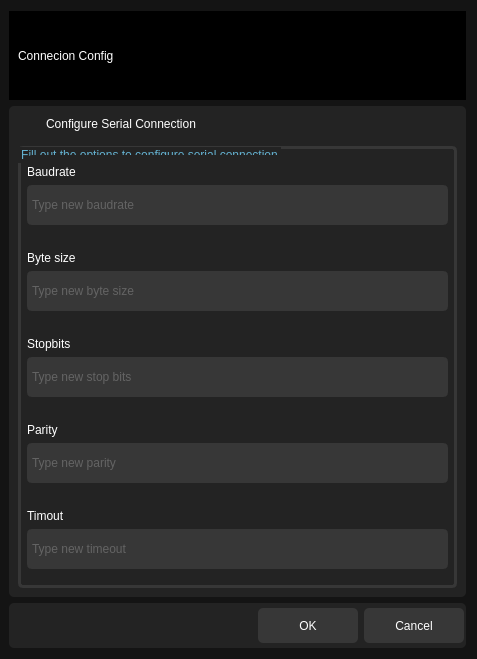
First picture: the form in src/ui/connection_info.ui, repository ligerr13/PE_Spectroradiometer, before the edit.
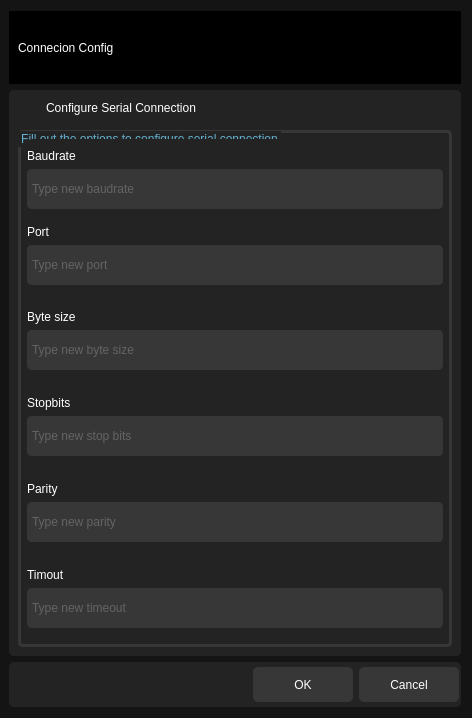
Second picture: the form after the edit. Icons and pictures are not drawn.

The edit to the form file:
```diff
--- a/src/ui/connection_info.ui
+++ b/src/ui/connection_info.ui
@@ -6,8 +6,8 @@
    <rect>
     <x>0</x>
     <y>0</y>
-    <width>477</width>
-    <height>659</height>
+    <width>472</width>
+    <height>718</height>
    </rect>
   </property>
   <property name="windowTitle">
@@ -123,7 +123,7 @@
          <string>Fill out the options to configure serial connection</string>
         </property>
         <layout class="QGridLayout" name="gridLayout">
-         <item row="4" column="0">
+         <item row="5" column="0">
           <widget class="QWidget" name="widget_7" native="true">
            <property name="maximumSize">
             <size>
@@ -198,156 +198,6 @@
            </layout>
           </widget>
          </item>
-         <item row="3" column="0">
-          <widget class="QWidget" name="widget_8" native="true">
-           <property name="maximumSize">
-            <size>
-             <width>16777215</width>
-             <height>90</height>
-            </size>
-           </property>
-           <property name="sizeIncrement">
-            <size>
-             <width>0</width>
-             <height>0</height>
-            </size>
-           </property>
-           <property name="styleSheet">
-            <string notr="true">color:white;
-border-radius: 5px;</string>
-           </property>
-           <layout class="QGridLayout" name="gridLayout_6">
-            <property name="leftMargin">
-             <number>0</number>
-            </property>
-            <property name="topMargin">
-             <number>10</number>
-            </property>
-            <property name="rightMargin">
-             <number>0</number>
-            </property>
-            <property name="bottomMargin">
-             <number>10</number>
-            </property>
-            <item row="0" column="0">
-             <widget class="QLabel" name="label_6">
-              <property name="maximumSize">
-               <size>
-                <width>16777215</width>
-                <height>20</height>
-               </size>
-              </property>
-              <property name="styleSheet">
-               <string notr="true">font: 600 11pt &quot;Segoe UI&quot;;
-color: rgb(255, 255, 255);
-border: 0px;</string>
-              </property>
-              <property name="frameShape">
-               <enum>QFrame::StyledPanel</enum>
-              </property>
-              <property name="text">
-               <string>Parity</string>
-              </property>
-             </widget>
-            </item>
-            <item row="1" column="0">
-             <widget class="QLineEdit" name="parityQLineEdit">
-              <property name="minimumSize">
-               <size>
-                <width>35</width>
-                <height>40</height>
-               </size>
-              </property>
-              <property name="styleSheet">
-               <string notr="true">border: 0px;
-		font: 700 10pt &quot;Segoe UI&quot;;
- 		background: rgb(55, 55, 55);
-		border :3px solid rgb(55, 55, 55);
-color: rgb(144, 144, 144)</string>
-              </property>
-              <property name="placeholderText">
-               <string>Type new parity</string>
-              </property>
-             </widget>
-            </item>
-           </layout>
-          </widget>
-         </item>
-         <item row="1" column="0">
-          <widget class="QWidget" name="widget_9" native="true">
-           <property name="maximumSize">
-            <size>
-             <width>16777215</width>
-             <height>90</height>
-            </size>
-           </property>
-           <property name="sizeIncrement">
-            <size>
-             <width>0</width>
-             <height>0</height>
-            </size>
-           </property>
-           <property name="styleSheet">
-            <string notr="true">color:white;
-border-radius: 5px;</string>
-           </property>
-           <layout class="QGridLayout" name="gridLayout_7">
-            <property name="leftMargin">
-             <number>0</number>
-            </property>
-            <property name="topMargin">
-             <number>10</number>
-            </property>
-            <property name="rightMargin">
-             <number>0</number>
-            </property>
-            <property name="bottomMargin">
-             <number>10</number>
-            </property>
-            <item row="0" column="0">
-             <widget class="QLabel" name="label_7">
-              <property name="maximumSize">
-               <size>
-                <width>16777215</width>
-                <height>20</height>
-               </size>
-              </property>
-              <property name="styleSheet">
-               <string notr="true">font: 600 11pt &quot;Segoe UI&quot;;
-color: rgb(255, 255, 255);
-border: 0px;</string>
-              </property>
-              <property name="frameShape">
-               <enum>QFrame::StyledPanel</enum>
-              </property>
-              <property name="text">
-               <string>Byte size</string>
-              </property>
-             </widget>
-            </item>
-            <item row="1" column="0">
-             <widget class="QLineEdit" name="bytesizeQLineEdit">
-              <property name="minimumSize">
-               <size>
-                <width>35</width>
-                <height>40</height>
-               </size>
-              </property>
-              <property name="styleSheet">
-               <string notr="true">border: 0px;
-		font: 700 10pt &quot;Segoe UI&quot;;
- 		background: rgb(55, 55, 55);
-		border :3px solid rgb(55, 55, 55);
-color: rgb(144, 144, 144)</string>
-              </property>
-              <property name="placeholderText">
-               <string>Type new byte size</string>
-              </property>
-             </widget>
-            </item>
-           </layout>
-          </widget>
-         </item>
          <item row="0" column="0">
           <widget class="QWidget" name="widget_4" native="true">
            <property name="maximumSize">
@@ -424,6 +274,156 @@
           </widget>
          </item>
          <item row="2" column="0">
+          <widget class="QWidget" name="widget_9" native="true">
+           <property name="maximumSize">
+            <size>
+             <width>16777215</width>
+             <height>90</height>
+            </size>
+           </property>
+           <property name="sizeIncrement">
+            <size>
+             <width>0</width>
+             <height>0</height>
+            </size>
+           </property>
+           <property name="styleSheet">
+            <string notr="true">color:white;
+border-radius: 5px;</string>
+           </property>
+           <layout class="QGridLayout" name="gridLayout_7">
+            <property name="leftMargin">
+             <number>0</number>
+            </property>
+            <property name="topMargin">
+             <number>10</number>
+            </property>
+            <property name="rightMargin">
+             <number>0</number>
+            </property>
+            <property name="bottomMargin">
+             <number>10</number>
+            </property>
+            <item row="0" column="0">
+             <widget class="QLabel" name="label_7">
+              <property name="maximumSize">
+               <size>
+                <width>16777215</width>
+                <height>20</height>
+               </size>
+              </property>
+              <property name="styleSheet">
+               <string notr="true">font: 600 11pt &quot;Segoe UI&quot;;
+color: rgb(255, 255, 255);
+border: 0px;</string>
+              </property>
+              <property name="frameShape">
+               <enum>QFrame::StyledPanel</enum>
+              </property>
+              <property name="text">
+               <string>Byte size</string>
+              </property>
+             </widget>
+            </item>
+            <item row="1" column="0">
+             <widget class="QLineEdit" name="bytesizeQLineEdit">
+              <property name="minimumSize">
+               <size>
+                <width>35</width>
+                <height>40</height>
+               </size>
+              </property>
+              <property name="styleSheet">
+               <string notr="true">border: 0px;
+		font: 700 10pt &quot;Segoe UI&quot;;
+ 		background: rgb(55, 55, 55);
+		border :3px solid rgb(55, 55, 55);
+color: rgb(144, 144, 144)</string>
+              </property>
+              <property name="placeholderText">
+               <string>Type new byte size</string>
+              </property>
+             </widget>
+            </item>
+           </layout>
+          </widget>
+         </item>
+         <item row="4" column="0">
+          <widget class="QWidget" name="widget_8" native="true">
+           <property name="maximumSize">
+            <size>
+             <width>16777215</width>
+             <height>90</height>
+            </size>
+           </property>
+           <property name="sizeIncrement">
+            <size>
+             <width>0</width>
+             <height>0</height>
+            </size>
+           </property>
+           <property name="styleSheet">
+            <string notr="true">color:white;
+border-radius: 5px;</string>
+           </property>
+           <layout class="QGridLayout" name="gridLayout_6">
+            <property name="leftMargin">
+             <number>0</number>
+            </property>
+            <property name="topMargin">
+             <number>10</number>
+            </property>
+            <property name="rightMargin">
+             <number>0</number>
+            </property>
+            <property name="bottomMargin">
+             <number>10</number>
+            </property>
+            <item row="0" column="0">
+             <widget class="QLabel" name="label_6">
+              <property name="maximumSize">
+               <size>
+                <width>16777215</width>
+                <height>20</height>
+               </size>
+              </property>
+              <property name="styleSheet">
+               <string notr="true">font: 600 11pt &quot;Segoe UI&quot;;
+color: rgb(255, 255, 255);
+border: 0px;</string>
+              </property>
+              <property name="frameShape">
+               <enum>QFrame::StyledPanel</enum>
+              </property>
+              <property name="text">
+               <string>Parity</string>
+              </property>
+             </widget>
+            </item>
+            <item row="1" column="0">
+             <widget class="QLineEdit" name="parityQLineEdit">
+              <property name="minimumSize">
+               <size>
+                <width>35</width>
+                <height>40</height>
+               </size>
+              </property>
+              <property name="styleSheet">
+               <string notr="true">border: 0px;
+		font: 700 10pt &quot;Segoe UI&quot;;
+ 		background: rgb(55, 55, 55);
+		border :3px solid rgb(55, 55, 55);
+color: rgb(144, 144, 144)</string>
+              </property>
+              <property name="placeholderText">
+               <string>Type new parity</string>
+              </property>
+             </widget>
+            </item>
+           </layout>
+          </widget>
+         </item>
+         <item row="3" column="0">
           <widget class="QWidget" name="widget_6" native="true">
            <property name="maximumSize">
             <size>
@@ -498,6 +498,65 @@
            </layout>
           </widget>
          </item>
+         <item row="1" column="0">
+          <widget class="QWidget" name="widget_10" native="true">
+           <property name="minimumSize">
+            <size>
+             <width>0</width>
+             <height>0</height>
+            </size>
+           </property>
+           <property name="maximumSize">
+            <size>
+             <width>16777215</width>
+             <height>90</height>
+            </size>
+           </property>
+           <layout class="QVBoxLayout" name="verticalLayout_5">
+            <property name="leftMargin">
+             <number>0</number>
+            </property>
+            <property name="topMargin">
+             <number>0</number>
+            </property>
+            <property name="rightMargin">
+             <number>0</number>
+            </property>
+            <item>
+             <widget class="QLabel" name="label_9">
+              <property name="styleSheet">
+               <string notr="true">font: 600 11pt &quot;Segoe UI&quot;;
+color: rgb(255, 255, 255);
+border: 0px;</string>
+              </property>
+              <property name="text">
+               <string>Port</string>
+              </property>
+             </widget>
+            </item>
+            <item>
+             <widget class="QLineEdit" name="lineEdit">
+              <property name="minimumSize">
+               <size>
+                <width>40</width>
+                <height>40</height>
+               </size>
+              </property>
+              <property name="styleSheet">
+               <string notr="true">border: 0px;
+		font: 700 10pt &quot;Segoe UI&quot;;
+ 		background: rgb(55, 55, 55);
+		border :3px solid rgb(55, 55, 55);
+color: rgb(144, 144, 144)</string>
+              </property>
+              <property name="placeholderText">
+               <string>Type new port</string>
+              </property>
+             </widget>
+            </item>
+           </layout>
+          </widget>
+         </item>
         </layout>
        </widget>
       </item>
```
